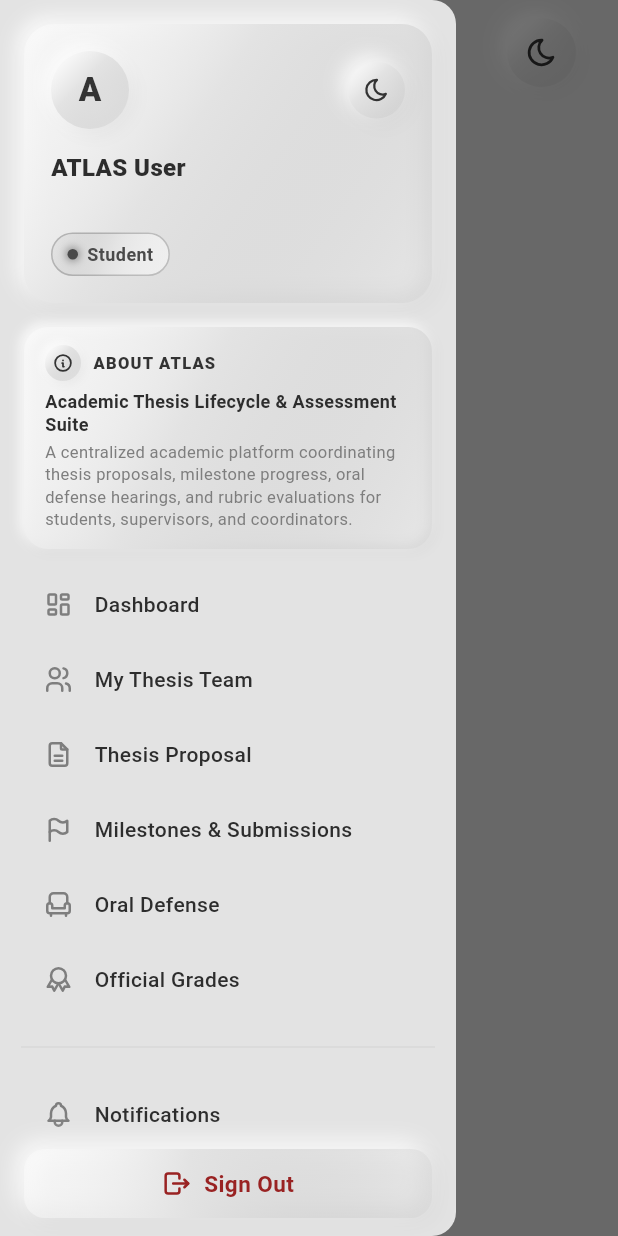
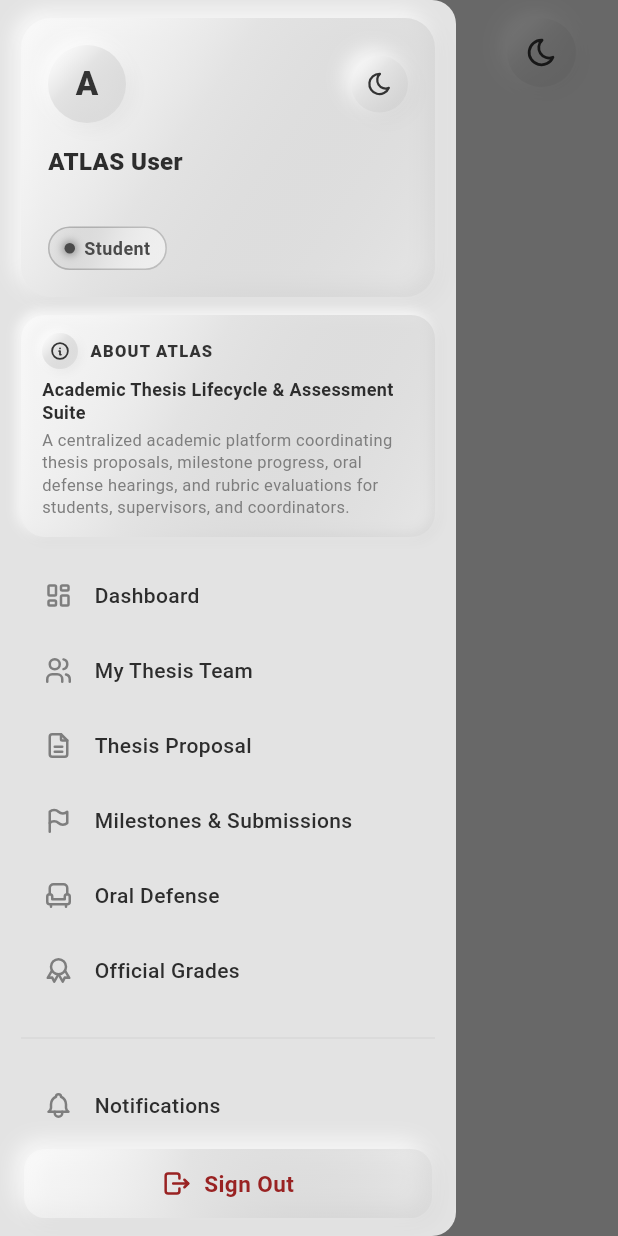
Before and after one commit to LIGHT2DD/Atlas_Mobile, a Flutter app: the ProfileScreen screen opened by its route, with the side drawer open, on a phone screen of 412 x 824 dp. Run offline on Flutter 3.47's test engine with Material 3 defaults, Android fonts, the phone set to English and light mode, and no system bars; our stand-ins replace dio, file_picker, flutter_riverpod, flutter_secure_storage, flutter_tabler_icons, go_router; accounts and stored records are empty; network calls fail.

Commit message:
fix(notifications): resolve Map-to-List cast error in notification repository and ensure About ATLAS appears in sidebar and profile

```diff
--- a/mobile/lib/features/profile/profile_screen.dart
+++ b/mobile/lib/features/profile/profile_screen.dart
@@ -72,6 +72,55 @@ class ProfileScreen extends ConsumerWidget {
                       StatusBadge(
                         status: user.role.name,
                         customLabel: user.role.displayName,
+                      ),
+                    ],
+                  ),
+                ),
+                const SizedBox(height: 16),
+
+                // About ATLAS Section
+                IosNeuCard(
+                  borderRadius: BorderRadius.circular(24),
+                  padding: const EdgeInsets.all(20),
+                  child: Column(
+                    crossAxisAlignment: CrossAxisAlignment.start,
+                    children: [
+                      Row(
+                        children: [
+                          Icon(
+                            TablerIcons.info_circle,
+                            size: 18,
+                            color: neuTheme.accentColor,
+                          ),
+                          const SizedBox(width: 8),
+                          Text(
+                            'ABOUT ATLAS',
+                            style: TextStyle(
+                              fontSize: 12,
+                              fontWeight: FontWeight.w800,
+                              color: neuTheme.accentColor,
+                              letterSpacing: 0.8,
+                            ),
+                          ),
+                        ],
+                      ),
+                      const SizedBox(height: 10),
+                      Text(
+                        'Academic Thesis Lifecycle & Assessment Suite',
+                        style: TextStyle(
+                          fontSize: 14,
+                          fontWeight: FontWeight.w700,
+                          color: neuTheme.textPrimary,
+                        ),
+                      ),
+                      const SizedBox(height: 6),
+                      Text(
+                        'A centralized academic platform coordinating thesis proposals, milestone deliverables, oral defense hearings, and rubric assessments for students, supervisors, and coordinators.',
+                        style: TextStyle(
+                          fontSize: 12,
+                          color: neuTheme.textSecondary,
+                          height: 1.4,
+                        ),
                       ),
                     ],
                   ),
--- a/mobile/lib/shared/models/notification_model.dart
+++ b/mobile/lib/shared/models/notification_model.dart
@@ -19,11 +19,11 @@ class NotificationModel {
 
   factory NotificationModel.fromJson(Map<String, dynamic> json) {
     return NotificationModel(
-      id: json['id'] as String? ?? '',
+      id: json['id']?.toString() ?? '',
       title: json['title'] as String?,
-      content: json['content'] as String? ?? '',
+      content: json['content']?.toString() ?? '',
       type: json['type'] as String? ?? 'system',
-      isRead: json['is_read'] as bool? ?? false,
+      isRead: json['is_read'] == true || json['is_read'] == 1,
       link: json['link'] as String?,
       createdAt: json['created_at'] as String?,
     );
--- a/mobile/lib/shared/widgets/atlas_drawer.dart
+++ b/mobile/lib/shared/widgets/atlas_drawer.dart
@@ -23,10 +23,13 @@ class AtlasDrawer extends ConsumerWidget {
       child: SafeArea(
         child: Column(
           children: [
+            // Scrollable drawer body containing Header, About ATLAS, and Navigation Items
+            Expanded(
+              child: ListView(
+                padding: const EdgeInsets.symmetric(horizontal: 14, vertical: 12),
+                children: [
                   // Neumorphic Header Card
-            Padding(
-              padding: const EdgeInsets.all(16.0),
-              child: NeuContainer(
+                  NeuContainer(
                     depthType: NeuDepth.convex,
                     depth: 3.5,
                     borderRadius: BorderRadius.circular(20),
@@ -91,12 +94,10 @@ class AtlasDrawer extends ConsumerWidget {
                       ],
                     ),
                   ),
-            ),
+                  const SizedBox(height: 12),
 
                   // Compact "About ATLAS" Card
-            Padding(
-              padding: const EdgeInsets.symmetric(horizontal: 16.0),
-              child: NeuContainer(
+                  NeuContainer(
                     depthType: NeuDepth.convex,
                     depth: 2.0,
                     borderRadius: BorderRadius.circular(16),
@@ -153,14 +154,7 @@ class AtlasDrawer extends ConsumerWidget {
                       ],
                     ),
                   ),
-            ),
-            const SizedBox(height: 8),
-
-            // Navigation List
-            Expanded(
-              child: ListView(
-                padding: const EdgeInsets.symmetric(horizontal: 14, vertical: 4),
-                children: [
+                  const SizedBox(height: 14),
                   _drawerItem(
                     context,
                     icon: TablerIcons.layout_dashboard,
```
Also changed, not shown: mobile/lib/features/notifications/notifications_repository.dart (+12 -2 lines), 2 other files. Lines whose indentation alone changed are shown as unchanged.
